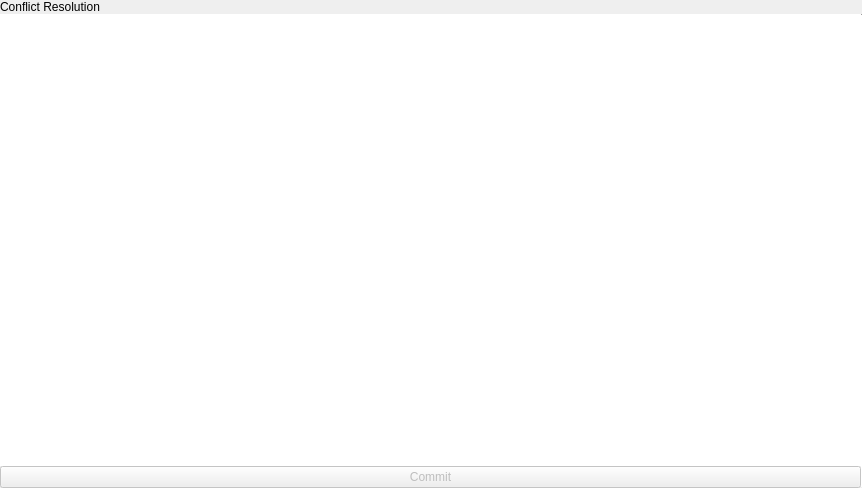
Old version of the form libthebranch/popovers/snapins/conflictresolutionsnapin.ui in the repository theCheeseboard/theBranch.
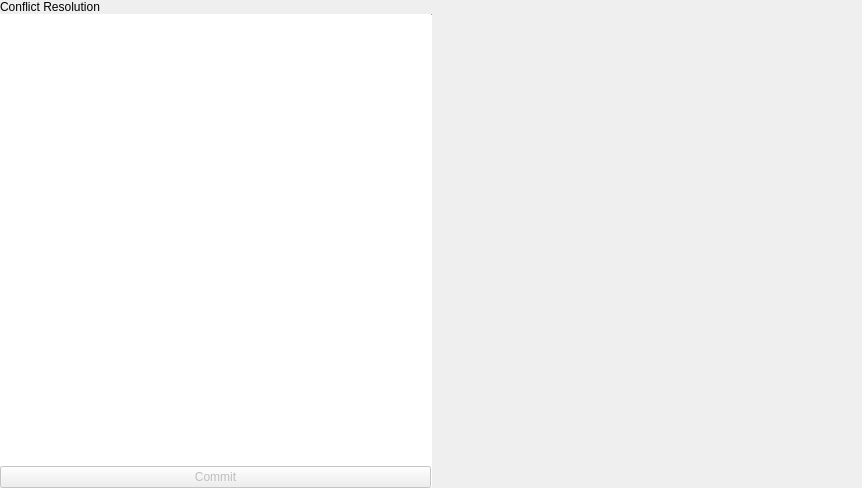
New version of the form. The open tabs and pages were chosen to show the change. Icons and pictures are not drawn. Custom widgets are drawn as their Qt base class.

Commit message: Implement conflict resolution

```diff
--- a/libthebranch/popovers/snapins/conflictresolutionsnapin.ui
+++ b/libthebranch/popovers/snapins/conflictresolutionsnapin.ui
@@ -223,7 +223,7 @@
           </widget>
          </item>
          <item>
-          <widget class="QWidget" name="widget_2" native="true"/>
+          <widget class="tStackedWidget" name="conflictResolutionStack"/>
          </item>
         </layout>
        </item>
```
Left out of the diff: 2 changed lines with no effect on the pictures. The commit also changes 16 other files.
